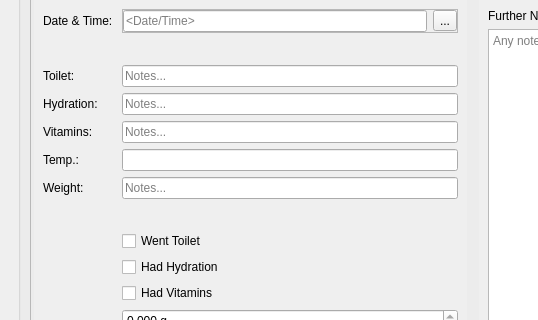
Before: the Qt Designer form src/gui/herpapp.ui in GekkoFyre/HerpLog, drawn with Qt 5; both pictures show x 0 to 538 and y 200 to 520 of the 800 by 800 pixel window.
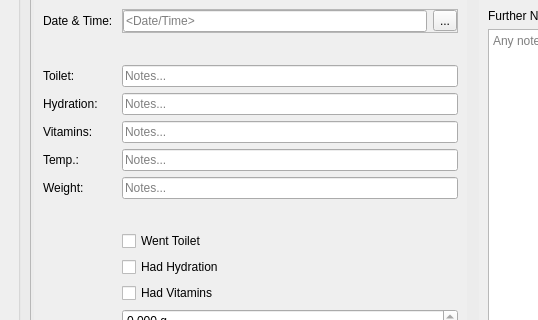
After: the same form once the commit is applied. The open tabs and pages were chosen to show the change.

What changed in the file:
```diff
--- a/src/gui/herpapp.ui
+++ b/src/gui/herpapp.ui
@@ -1101,7 +1101,11 @@
                           </widget>
                          </item>
                          <item row="6" column="1">
-                          <widget class="QLineEdit" name="lineEdit_records_temperature"/>
+                          <widget class="QLineEdit" name="lineEdit_records_temperature">
+                           <property name="placeholderText">
+                            <string>Notes...</string>
+                           </property>
+                          </widget>
                          </item>
                         </layout>
                        </widget>
```
Left out of the diff: 55 changed lines with no effect on the pictures.
